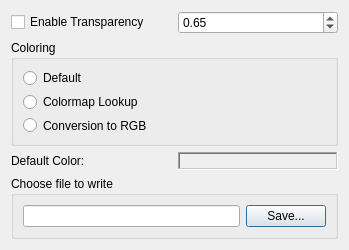
Before: the Qt Designer form src/Interface/Modules/DataIO/WriteG3DDialog.ui in SCIInstitute/SCIRun, drawn with Qt 5.
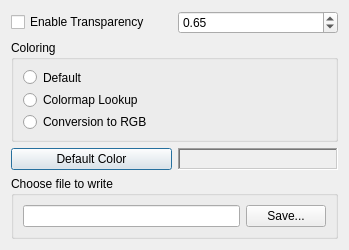
After: the same form once the commit is applied.

Commit message: fix range of transparency

Diff of the .ui file:
```diff
--- a/src/Interface/Modules/DataIO/WriteG3DDialog.ui
+++ b/src/Interface/Modules/DataIO/WriteG3DDialog.ui
@@ -80,9 +80,9 @@
    <item>
     <layout class="QHBoxLayout" name="horizontalLayout_3">
      <item>
-      <widget class="QLabel" name="label">
+      <widget class="QPushButton" name="colorPushButton_">
        <property name="text">
-        <string>Default Color:</string>
+        <string>Default Color</string>
        </property>
       </widget>
      </item>
```
Left out of the diff: 9 changed lines with no effect on the pictures.
